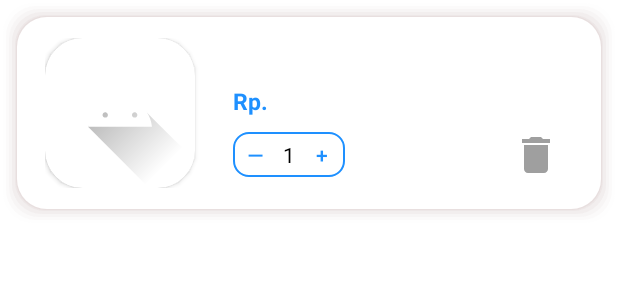
After one commit to angelaho18/POSNEW, an Android app: the layout item_cart.xml on its own in the app's theme, with its tools: preview values and no code run, on a phone screen of 412 x 824 dp. The commit adds this screen. Shown: the top 300 px of the screen. Run offline under Robolectric (Android 15) with nearby library versions, the phone set to English and light mode, and no system bars.

Commit message:
Cart add

```diff
--- /dev/null
+++ b/app/src/main/java/com/example/posnew/CartItem.kt
@@ -0,0 +1,4 @@
+package com.example.posnew
+
+class CartItem (var NamaProduk : String, var Harga : Int, var GambarProduk : String, var JumlahProduk : Int) {
+}
--- /dev/null
+++ b/app/src/main/res/drawable/cart_button_stroke.xml
@@ -0,0 +1,11 @@
+<?xml version="1.0" encoding="utf-8"?>
+<shape xmlns:android="http://schemas.android.com/apk/res/android">
+    <stroke
+        android:color="@color/blue"
+        android:width="2px" />
+    <corners
+        android:radius="10dp"
+        />
+    <size android:height="37px"
+        android:width="112px"/>
+</shape>
--- /dev/null
+++ b/app/src/main/res/drawable/cart_rounded_shape.xml
@@ -0,0 +1,87 @@
+<?xml version="1.0" encoding="utf-8"?>
+<layer-list xmlns:android="http://schemas.android.com/apk/res/android">
+    <item>
+        <shape>
+            <padding
+                android:bottom="2dp"
+                android:left="2dp"
+                android:right="2dp"
+                android:top="2dp" />
+            <solid android:color="#02CDBCBC" />
+            <corners android:radius="20dp" />
+        </shape>
+    </item>
+    <item>
+        <shape>
+            <padding
+                android:bottom="2dp"
+                android:left="2dp"
+                android:right="2dp"
+                android:top="2dp" />
+            <solid android:color="#05CDBCBC" />
+            <corners android:radius="20dp" />
+        </shape>
+    </item>
+    <item>
+        <shape>
+            <padding
+                android:bottom="2dp"
+                android:left="2dp"
+                android:right="2dp"
+                android:top="2dp" />
+            <solid android:color="#10CDBCBC" />
+            <corners android:radius="20dp" />
+        </shape>
+    </item>
+    <item>
+        <shape>
+            <padding
+                android:bottom="2dp"
+                android:left="2dp"
+                android:right="2dp"
+                android:top="2dp" />
+            <solid android:color="#15CDBCBC" />
+            <corners android:radius="20dp" />
+        </shape>
+    </item>
+    <item>
+        <shape>
+            <padding
+                android:bottom="2dp"
+                android:left="2dp"
+                android:right="2dp"
+                android:top="2dp" />
+            <solid android:color="#20CDBCBC" />
+            <corners android:radius="20dp" />
+        </shape>
+    </item>
+    <item>
+        <shape>
+            <padding
+                android:bottom="1dp"
+                android:left="1dp"
+                android:right="1dp"
+                android:top="1dp" />
+            <solid android:color="#25CDBCBC" />
+            <corners android:radius="20dp" />
+        </shape>
+    </item>
+    <item>
+        <shape>
+            <padding
+                android:bottom="1dp"
+                android:left="1dp"
+                android:right="1dp"
+                android:top="1dp" />
+            <solid android:color="#30CDBCBC" />
+            <corners android:radius="20dp" />
+        </shape>
+    </item>
+    <!-- Background -->
+    <item>
+        <shape>
+            <solid android:color="#FFFFFF" />
+            <corners android:radius="20dp" />
+        </shape>
+    </item>
+</layer-list>
--- /dev/null
+++ b/app/src/main/res/drawable/ic_delete.xml
@@ -0,0 +1,5 @@
+<vector android:height="32dp" android:tint="#9F9F9F"
+    android:viewportHeight="24" android:viewportWidth="24"
+    android:width="32dp" xmlns:android="http://schemas.android.com/apk/res/android">
+    <path android:fillColor="@android:color/white" android:pathData="M6,19c0,1.1 0.9,2 2,2h8c1.1,0 2,-0.9 2,-2V7H6v12zM19,4h-3.5l-1,-1h-5l-1,1H5v2h14V4z"/>
+</vector>
--- /dev/null
+++ b/app/src/main/res/layout/item_cart.xml
@@ -0,0 +1,135 @@
+<?xml version="1.0" encoding="utf-8"?>
+<LinearLayout xmlns:android="http://schemas.android.com/apk/res/android"
+    android:layout_width="match_parent"
+    android:layout_height="wrap_content"
+    xmlns:app="http://schemas.android.com/apk/res-auto"
+    android:background="@drawable/cart_rounded_shape"
+    android:padding="10dp"
+    android:orientation="vertical">
+
+    <LinearLayout
+        android:layout_width="match_parent"
+        android:layout_height="wrap_content"
+        android:layout_marginLeft="20dp"
+        android:layout_marginRight="20dp"
+        android:layout_marginTop="15dp"
+        android:layout_marginBottom="15dp"
+        android:orientation="horizontal">
+        <androidx.cardview.widget.CardView
+            android:layout_width="100dp"
+            android:layout_height="100dp"
+            android:layout_marginRight="15dp"
+            app:cardCornerRadius="25dp">
+
+            <ImageView
+                android:id="@+id/GambarProduk"
+                android:layout_width="match_parent"
+                android:layout_height="match_parent"
+                android:scaleType="fitXY"
+                android:src="@drawable/ic_launcher_foreground" />
+
+        </androidx.cardview.widget.CardView>
+
+        <LinearLayout
+            android:layout_width="match_parent"
+            android:layout_height="wrap_content"
+            android:orientation="vertical">
+
+            <TextView
+                android:id="@+id/NamaProduk"
+                android:layout_width="wrap_content"
+                android:layout_height="wrap_content"
+                android:layout_marginLeft="10dp"
+                android:textSize="15sp"
+                android:textStyle="bold"/>
+
+            <LinearLayout
+                android:layout_width="wrap_content"
+                android:layout_height="wrap_content"
+                android:layout_marginTop="10dp"
+                android:orientation="horizontal">
+
+                <TextView
+                    android:layout_width="wrap_content"
+                    android:layout_height="wrap_content"
+                    android:layout_marginLeft="10dp"
+                    android:textSize="15sp"
+                    android:textStyle="bold"
+                    android:textColor="@color/blue"
+                    android:text="Rp. " />
+
+                <TextView
+                    android:id="@+id/harga"
+                    android:layout_width="wrap_content"
+                    android:layout_height="wrap_content"
+                    android:textSize="15sp"
+                    android:textStyle="bold"
+                    android:textColor="@color/blue"/>
+
+            </LinearLayout>
+
+            <LinearLayout
+                android:layout_width="match_parent"
+                android:layout_height="wrap_content"
+                android:layout_marginLeft="10dp"
+                android:layout_marginTop="10dp"
+                android:layout_marginRight="10dp"
+                android:orientation="horizontal">
+
+                <LinearLayout
+                    android:layout_width="wrap_content"
+                    android:layout_height="wrap_content"
+                    android:background="@drawable/cart_button_stroke">
+
+                    <android.widget.Button
+                        android:id="@+id/reduceCart"
+                        android:layout_width="30dp"
+                        android:layout_height="30dp"
+                        android:background="@color/transparent"
+                        android:minWidth="0.5dp"
+                        android:minHeight="0.5dp"
+                        android:text="―"
+                        android:clickable="true"
+                        android:textColor="@color/blue"/>
+
+                    <TextView
+                        android:layout_width="wrap_content"
+                        android:layout_height="wrap_content"
+                        android:padding="3dp"
+                        android:text="1"
+                        android:textColor="@color/black"
+                        android:id="@+id/jumlahProduk"/>
+
+                    <android.widget.Button
+                        android:id="@+id/addCart"
+                        android:layout_width="30dp"
+                        android:layout_height="30dp"
+                        android:background="@color/transparent"
+                        android:minWidth="0.5dp"
+                        android:minHeight="0.5dp"
+                        android:text="+"
+                        android:clickable="true"
+                        android:textColor="@color/blue"/>
+
+                </LinearLayout>
+
+                <LinearLayout
+                    android:layout_width="match_parent"
+                    android:layout_height="wrap_content"
+                    android:gravity="right">
+
+                    <ImageButton
+                        android:layout_width="30dp"
+                        android:layout_height="30dp"
+                        android:background="@color/transparent"
+                        android:src="@drawable/ic_delete"/>
+
+                </LinearLayout>
+
+            </LinearLayout>
+
+        </LinearLayout>
+
+    </LinearLayout>
+
+</LinearLayout>
```
Also changed, not shown: app/src/main/java/com/example/posnew/CartAdapter.kt (added, +36 -0 lines), app/src/main/java/com/example/posnew/fragments/Cart.kt (+18 -3 lines), app/src/main/res/drawable/bottom_cart_round_shape.xml (added, +11 -0 lines), app/src/main/res/drawable/cart_checkout_button.xml (added, +10 -0 lines), app/src/main/res/layout/fragment_cart.xml (+78 -10 lines).
